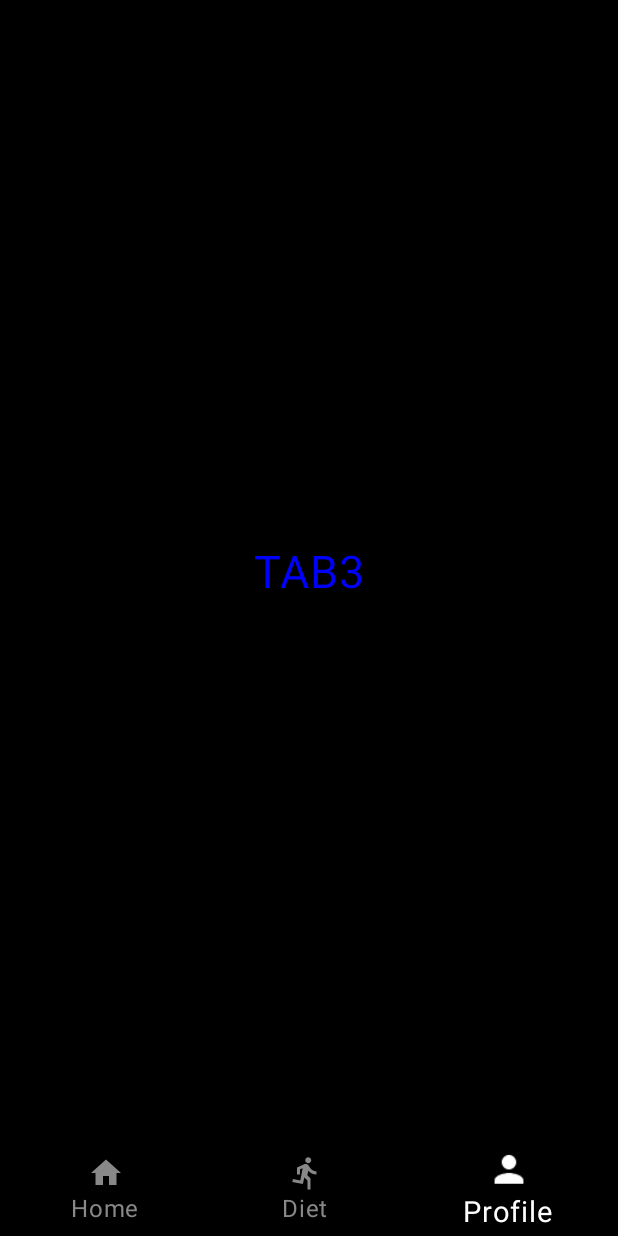
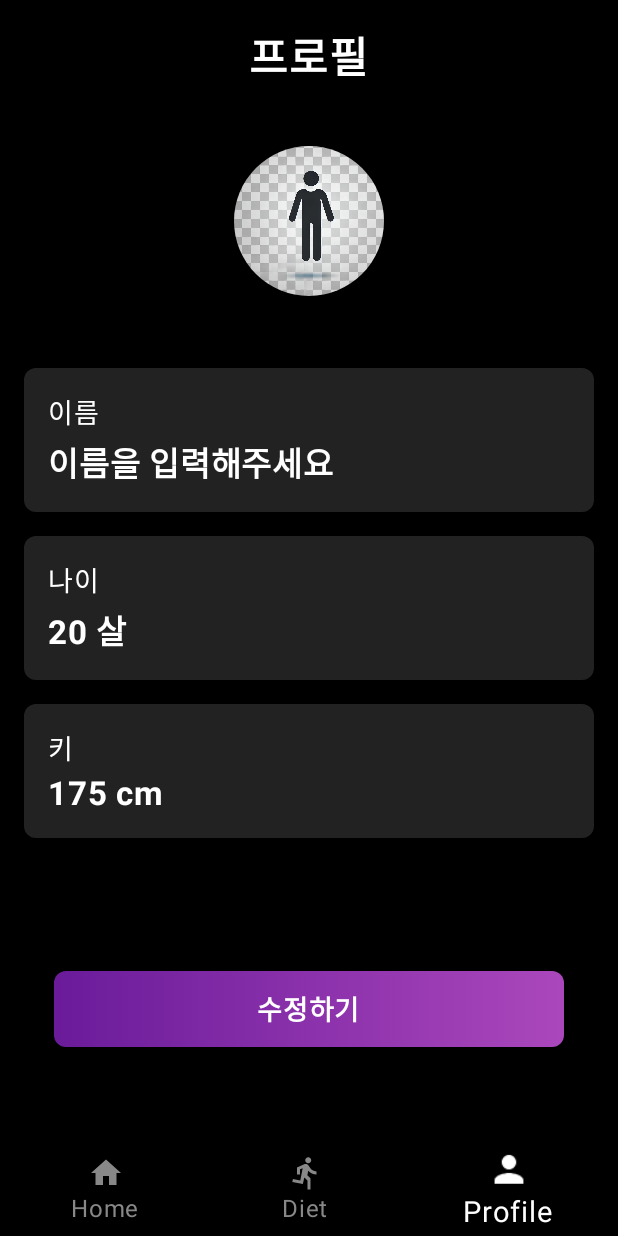
Before and after one commit to YU-HASUNG/MyDietApp, an Android app built with Jetpack Compose: the screen it shows after launch once a user with an empty profile is signed in (MainActivity), after a tap on "Profile", on a phone screen of 412 x 824 dp. Run offline under Robolectric (Android 15) with nearby library versions, the phone set to English and light mode, and no system bars; our stand-ins replace Firebase (no records; nobody signed in at launch, a user with empty details on screens opened directly).

Commit message:
[250206] 프로필 화면 개발 - 프로필 화면 - 프로필 수정 화면

```diff
--- a/app/src/main/java/leopardcat/studio/mydietapp/ui/intro/components/CommonComponents.kt
+++ b/app/src/main/java/leopardcat/studio/mydietapp/ui/components/CommonComponents.kt
@@ -1,6 +1,7 @@
-package leopardcat.studio.mydietapp.ui.intro.components
+package leopardcat.studio.mydietapp.ui.components
 
 import androidx.compose.foundation.background
+import androidx.compose.foundation.clickable
 import androidx.compose.foundation.layout.Box
 import androidx.compose.foundation.layout.fillMaxWidth
 import androidx.compose.foundation.layout.padding
@@ -10,9 +11,12 @@ import androidx.compose.material3.Button
 import androidx.compose.material3.ButtonDefaults
 import androidx.compose.material3.Text
 import androidx.compose.runtime.Composable
+import androidx.compose.ui.Alignment
 import androidx.compose.ui.Modifier
+import androidx.compose.ui.graphics.Brush
 import androidx.compose.ui.graphics.Color
 import androidx.compose.ui.text.TextStyle
+import androidx.compose.ui.text.font.FontWeight
 import androidx.compose.ui.text.input.PasswordVisualTransformation
 import androidx.compose.ui.unit.dp
 import androidx.compose.ui.unit.sp
@@ -94,3 +98,33 @@ fun CustomButton(
     }
 
 }
+
+
+@Composable
+fun CustomGradientButton(
+    text : String,
+    onClick: () -> Unit,
+    gradientColors : List<Color>,
+    modifier: Modifier = Modifier
+){
+
+    Box(
+        modifier = modifier
+            .fillMaxWidth()
+            .background(
+                brush = Brush.horizontalGradient(colors = gradientColors),
+                shape = RoundedCornerShape(8.dp)
+            )
+            .clickable ( onClick = onClick )
+            .padding(vertical = 12.dp, horizontal = 24.dp),
+        contentAlignment = Alignment.Center
+    ){
+        Text(
+            text = text,
+            color = Color.White,
+            fontSize = 18.sp,
+            fontWeight = FontWeight.Bold
+        )
+    }
+
+}
--- a/app/src/main/java/leopardcat/studio/mydietapp/ui/intro/screens/LoginScreen.kt
+++ b/app/src/main/java/leopardcat/studio/mydietapp/ui/intro/screens/LoginScreen.kt
@@ -25,14 +25,12 @@ import androidx.compose.ui.draw.clip
 import androidx.compose.ui.graphics.Color
 import androidx.compose.ui.platform.LocalContext
 import androidx.compose.ui.res.painterResource
-import androidx.compose.ui.text.TextStyle
-import androidx.compose.ui.text.input.PasswordVisualTransformation
 import androidx.compose.ui.tooling.preview.Preview
 import androidx.compose.ui.unit.dp
 import androidx.compose.ui.unit.sp
 import leopardcat.studio.mydietapp.R
-import leopardcat.studio.mydietapp.ui.intro.components.CustomButton
-import leopardcat.studio.mydietapp.ui.intro.components.CustomTextField
+import leopardcat.studio.mydietapp.ui.components.CustomButton
+import leopardcat.studio.mydietapp.ui.components.CustomTextField
 
 @Composable
 fun LoginScreen(
--- a/app/src/main/java/leopardcat/studio/mydietapp/ui/main/screens/TAB3_ProfileScreen.kt
+++ b/app/src/main/java/leopardcat/studio/mydietapp/ui/main/screens/TAB3_ProfileScreen.kt
@@ -1,25 +1,53 @@
 package leopardcat.studio.mydietapp.ui.main.screens
 
-import androidx.compose.foundation.layout.Box
-import androidx.compose.foundation.layout.fillMaxSize
-import androidx.compose.material3.Text
 import androidx.compose.runtime.Composable
-import androidx.compose.ui.Alignment
-import androidx.compose.ui.Modifier
-import androidx.compose.ui.graphics.Color
-import androidx.compose.ui.unit.sp
+import androidx.compose.runtime.getValue
+import androidx.compose.runtime.mutableStateOf
+import androidx.compose.runtime.remember
+import androidx.compose.runtime.saveable.rememberSaveable
+import androidx.compose.runtime.setValue
+import leopardcat.studio.mydietapp.ui.profile.ProfileEditScreen
+import leopardcat.studio.mydietapp.ui.profile.ProfileInfoScreen
+
+enum class Screen {
+    ProfileInfo,
+    ProfileEdit
+}
 
 @Composable
 fun ProfileScreen() {
 
-    Box(modifier = Modifier
-        .fillMaxSize(),
-        contentAlignment = Alignment.Center
-    ) {
-        Text(
-            text = "TAB3",
-            fontSize = 30.sp,
-            color = Color.Blue
-        )
+    var currentScreen by remember { mutableStateOf(Screen.ProfileInfo) }
+    var name by rememberSaveable { mutableStateOf("이름을 입력해주세요") }
+    var age by rememberSaveable { mutableStateOf("20") }
+    var height by rememberSaveable { mutableStateOf("175") }
+
+    when(currentScreen) {
+        Screen.ProfileInfo -> {
+            ProfileInfoScreen(
+                name = name,
+                age = age,
+                height = height,
+                onEditClicked = {
+                    currentScreen = Screen.ProfileEdit
+                }
+            )
+        }
+        Screen.ProfileEdit -> {
+            ProfileEditScreen(
+                initialName = name,
+                initialAge = age,
+                initialHeight = height,
+                onSaveClicked = { newName, newAge, newHeight ->
+                    name = newName
+                    age = newAge
+                    height = newHeight
+                    currentScreen = Screen.ProfileInfo
+                },
+                onCancelClicked = {
+                    currentScreen = Screen.ProfileInfo
+                }
+            )
+        }
     }
 }
--- /dev/null
+++ b/app/src/main/java/leopardcat/studio/mydietapp/ui/profile/ProfileInfoScreen.kt
@@ -0,0 +1,123 @@
+package leopardcat.studio.mydietapp.ui.profile
+
+import androidx.compose.foundation.Image
+import androidx.compose.foundation.background
+import androidx.compose.foundation.layout.Box
+import androidx.compose.foundation.layout.Column
+import androidx.compose.foundation.layout.Spacer
+import androidx.compose.foundation.layout.fillMaxSize
+import androidx.compose.foundation.layout.fillMaxWidth
+import androidx.compose.foundation.layout.padding
+import androidx.compose.foundation.layout.size
+import androidx.compose.foundation.shape.RoundedCornerShape
+import androidx.compose.material3.Text
+import androidx.compose.runtime.Composable
+import androidx.compose.ui.Alignment
+import androidx.compose.ui.Modifier
+import androidx.compose.ui.draw.clip
+import androidx.compose.ui.graphics.Color
+import androidx.compose.ui.res.painterResource
+import androidx.compose.ui.text.font.FontWeight
+import androidx.compose.ui.unit.dp
+import androidx.compose.ui.unit.sp
+import leopardcat.studio.mydietapp.R
+import leopardcat.studio.mydietapp.ui.components.CustomGradientButton
+
+@Composable
+fun ProfileInfoScreen(
+    name : String,
+    age : String,
+    height : String,
+    onEditClicked : () -> Unit
+) {
+    Box(
+        modifier = Modifier
+            .fillMaxSize()
+            .background(Color.Black)
+            .padding(16.dp)
+    ) {
+
+        Column(
+            modifier = Modifier
+                .fillMaxWidth(),
+            horizontalAlignment = Alignment.CenterHorizontally
+        ) {
+
+            Text(
+                text = "프로필",
+                fontSize = 28.sp,
+                fontWeight = FontWeight.Bold,
+                color = Color.White,
+            )
+
+            Spacer(modifier = Modifier.padding(20.dp))
+
+            Image(
+                painter = painterResource(id = R.drawable.user_image),
+                contentDescription = "Profile Image",
+                modifier = Modifier
+                    .size(100.dp)
+                    .clip(RoundedCornerShape(50))
+            )
+
+            Spacer(modifier = Modifier.padding(20.dp))
+
+            ProfileInfo(label = "이름", value = name)
+            ProfileInfo(label = "나이", value = "$age 살")
+            ProfileInfo(label = "키", value = "$height cm")
+
+        }
+
+
+        Box(
+            modifier = Modifier
+                .fillMaxSize(),
+            contentAlignment = Alignment.BottomCenter
+        ) {
+
+            CustomGradientButton(
+                text = "수정하기",
+                onClick = { onEditClicked() },
+                gradientColors = listOf(Color(0xFF6A1B9A), Color(0xFFAB47BC)),
+                modifier = Modifier.padding(start = 20.dp, end = 20.dp, bottom = 50.dp)
+            )
+
+        }
+
+
+
+    }
+
+}
+
+@Composable
+fun ProfileInfo(label : String, value : String) {
+
+    Column(
+        modifier = Modifier
+            .fillMaxWidth()
+            .padding(vertical = 8.dp)
+            .background(
+                color = Color.DarkGray.copy(alpha = 0.5f),
+                shape = RoundedCornerShape(8.dp)
+            )
+            .padding(16.dp)
+    ) {
+
+        Text(
+            text = label,
+            fontSize = 18.sp,
+            color = Color.White,
+            modifier = Modifier.padding(bottom = 4.dp)
+        )
+
+        Text(
+            text = value,
+            fontSize = 22.sp,
+            color = Color.White,
+            fontWeight = FontWeight.Bold
+        )
+
+    }
+
+}
```
Also changed, not shown: app/src/main/java/leopardcat/studio/mydietapp/ui/profile/ProfileEditScreen.kt (added, +129 -0 lines), app/src/main/res/drawable/user_image.png (added).
